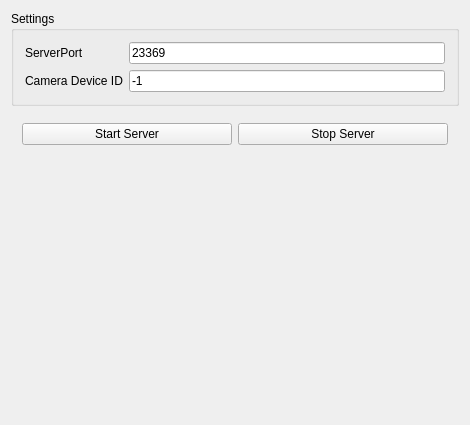
This is MirrorServer/mainwindow.ui in thijser/ARGAME as Qt 5 draws it before an edit. The edited form follows.
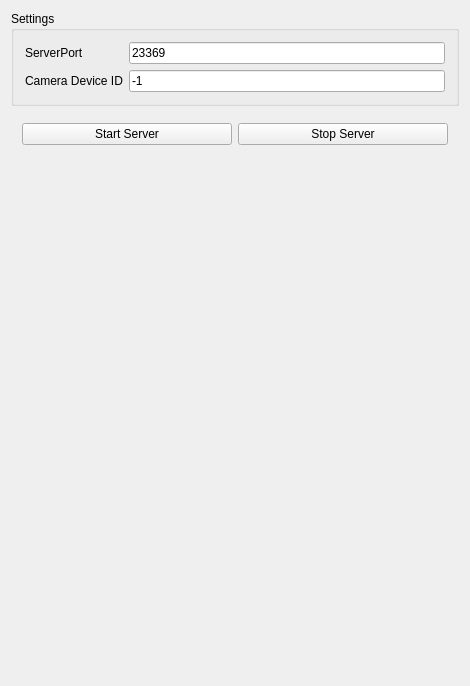
This is the edited form.

Commit message:
Graphical fixes in user interface.
Also changed ServerController to allow restarting the server
(and changed Detector to release the camera feed upon destruction).

Fianlly, included safeguards using Q_ASSERT(...) to validate the state
of the ServerController.

Patch:
```diff
--- a/MirrorServer/mainwindow.ui
+++ b/MirrorServer/mainwindow.ui
@@ -7,9 +7,15 @@
     <x>0</x>
     <y>0</y>
     <width>470</width>
-    <height>425</height>
+    <height>686</height>
    </rect>
   </property>
+  <property name="sizePolicy">
+   <sizepolicy hsizetype="Fixed" vsizetype="Fixed">
+    <horstretch>0</horstretch>
+    <verstretch>0</verstretch>
+   </sizepolicy>
+  </property>
   <property name="windowTitle">
    <string>MainWindow</string>
   </property>
@@ -113,6 +119,12 @@
         <verstretch>0</verstretch>
        </sizepolicy>
       </property>
+      <property name="minimumSize">
+       <size>
+        <width>0</width>
+        <height>500</height>
+       </size>
+      </property>
       <property name="text">
        <string/>
       </property>
```
The commit also changes 4 other files.
